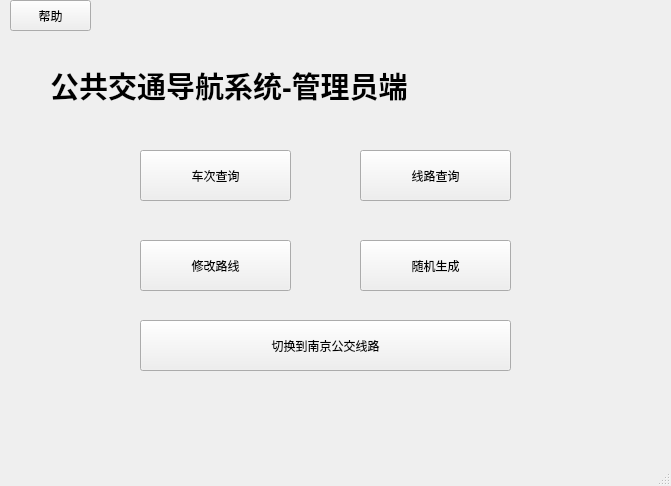
Nqn7mi-mylove/NJUPT-ProgramWeek, file Transit/adminwindow.ui: the form before one commit.
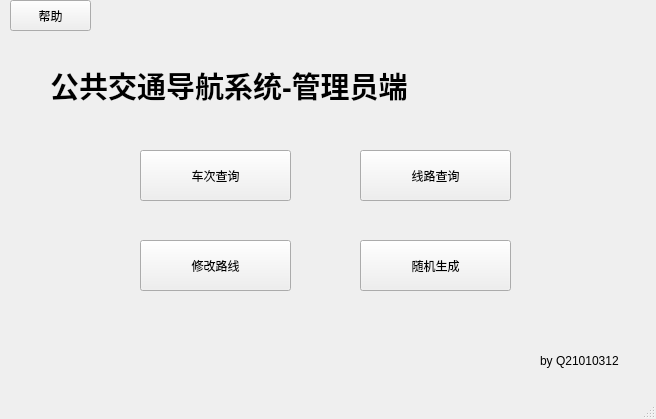
The form after the commit.

Patch:
```diff
--- a/Transit/adminwindow.ui
+++ b/Transit/adminwindow.ui
@@ -6,8 +6,8 @@
    <rect>
     <x>0</x>
     <y>0</y>
-    <width>671</width>
-    <height>486</height>
+    <width>656</width>
+    <height>419</height>
    </rect>
   </property>
   <property name="windowTitle">
@@ -92,17 +92,17 @@
      <string>帮助</string>
     </property>
    </widget>
-   <widget class="QPushButton" name="nanjing">
+   <widget class="QLabel" name="label_2">
     <property name="geometry">
      <rect>
-      <x>140</x>
-      <y>320</y>
-      <width>371</width>
-      <height>51</height>
+      <x>540</x>
+      <y>350</y>
+      <width>111</width>
+      <height>21</height>
      </rect>
     </property>
     <property name="text">
-     <string>切换到南京公交线路</string>
+     <string>by Q21010312</string>
     </property>
    </widget>
   </widget>
```
Left out of the diff: 2 changed lines with no effect on the pictures.
